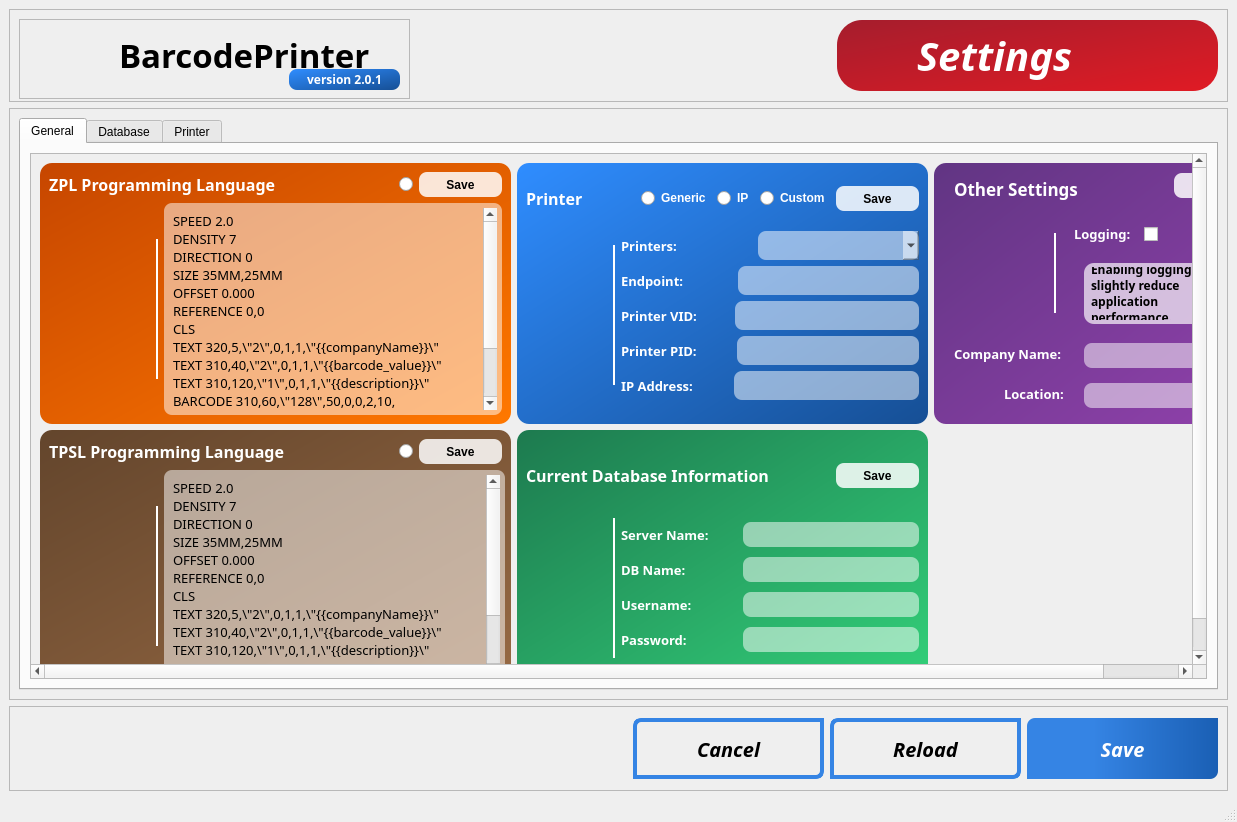
Old version of the form ui/settings3.ui in the repository PersonX-46/BarcodePrinter.
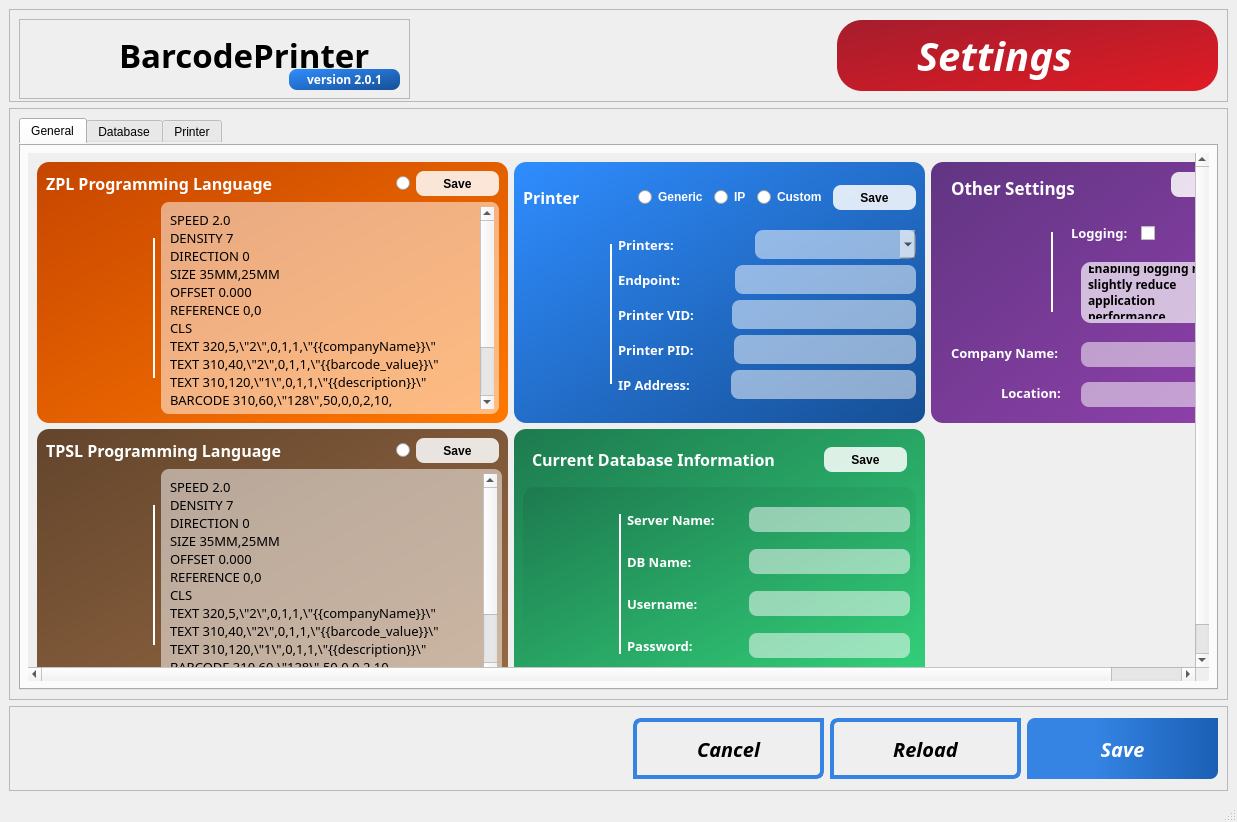
New version of the form. The open tabs and pages were chosen to show the change. Icons and pictures are not drawn.

Commit message: set the default opening tab in the settings3.ui and add drivers and output file

Patch:
```diff
--- a/ui/settings3.ui
+++ b/ui/settings3.ui
@@ -261,6 +261,11 @@
       <layout class="QVBoxLayout" name="verticalLayout_3">
        <item>
         <widget class="QTabWidget" name="tabWidget">
+         <property name="styleSheet">
+          <string notr="true">QTabWidget {
+	border-left: none;
+}</string>
+         </property>
          <property name="currentIndex">
           <number>2</number>
          </property>
@@ -271,6 +276,11 @@
           <layout class="QVBoxLayout" name="verticalLayout_2">
            <item>
             <widget class="QScrollArea" name="scrollArea">
+             <property name="styleSheet">
+              <string notr="true">QScrollArea {
+	border: none;
+}</string>
+             </property>
              <property name="widgetResizable">
               <bool>true</bool>
              </property>
@@ -278,7 +288,7 @@
               <property name="geometry">
                <rect>
                 <x>0</x>
-                <y>0</y>
+                <y>-57</y>
                 <width>1245</width>
                 <height>548</height>
                </rect>
@@ -1655,12 +1665,28 @@
                    </property>
                    <layout class="QVBoxLayout" name="verticalLayout_13">
                     <item>
-                     <layout class="QHBoxLayout" name="horizontalLayout_10">
-                      <property name="sizeConstraint">
-                       <enum>QLayout::SetFixedSize</enum>
+                     <widget class="QFrame" name="frame_23">
+                      <property name="sizePolicy">
+                       <sizepolicy hsizetype="Preferred" vsizetype="Preferred">
+                        <horstretch>0</horstretch>
+                        <verstretch>1</verstretch>
+                       </sizepolicy>
                       </property>
+                      <property name="styleSheet">
+                       <string notr="true">QFrame {
+	background: transparent;
+	border: none;
+}</string>
+                      </property>
+                      <property name="frameShape">
+                       <enum>QFrame::StyledPanel</enum>
+                      </property>
+                      <property name="frameShadow">
+                       <enum>QFrame::Raised</enum>
+                      </property>
+                      <layout class="QHBoxLayout" name="horizontalLayout_34">
                       <item>
-                       <widget class="QLabel" name="label_26">
+                        <widget class="QLabel" name="label_35">
                         <property name="font">
                          <font>
                           <family>Sans Serif</family>
@@ -1688,14 +1714,14 @@
                        </widget>
                       </item>
                       <item>
-                       <spacer name="horizontalSpacer_7">
+                        <spacer name="horizontalSpacer_24">
                         <property name="orientation">
                          <enum>Qt::Horizontal</enum>
                         </property>
                         <property name="sizeHint" stdset="0">
                          <size>
-                          <width>28</width>
-                          <height>20</height>
+                           <width>35</width>
+                           <height>13</height>
                          </size>
                         </property>
                        </spacer>
@@ -1730,9 +1756,23 @@
                        </widget>
                       </item>
                      </layout>
+                     </widget>
                     </item>
                     <item>
-                     <layout class="QHBoxLayout" name="horizontalLayout_25">
+                     <widget class="QFrame" name="frame_25">
+                      <property name="sizePolicy">
+                       <sizepolicy hsizetype="Preferred" vsizetype="Preferred">
+                        <horstretch>0</horstretch>
+                        <verstretch>15</verstretch>
+                       </sizepolicy>
+                      </property>
+                      <property name="frameShape">
+                       <enum>QFrame::StyledPanel</enum>
+                      </property>
+                      <property name="frameShadow">
+                       <enum>QFrame::Raised</enum>
+                      </property>
+                      <layout class="QHBoxLayout" name="horizontalLayout_28">
                       <item>
                        <widget class="QLabel" name="lbl_iconDatabase">
                         <property name="minimumSize">
@@ -1761,7 +1801,7 @@
                        </widget>
                       </item>
                       <item>
-                       <widget class="QFrame" name="frame_14">
+                        <widget class="QFrame" name="frame_22">
                         <property name="minimumSize">
                          <size>
                           <width>2</width>
@@ -1788,7 +1828,7 @@
                        </widget>
                       </item>
                       <item>
-                       <layout class="QVBoxLayout" name="verticalLayout_12">
+                        <layout class="QVBoxLayout" name="verticalLayout_17">
                         <item>
                          <layout class="QHBoxLayout" name="horizontalLayout_12">
                           <item>
@@ -2152,6 +2192,7 @@
                        </layout>
                       </item>
                      </layout>
+                     </widget>
                     </item>
                    </layout>
                   </widget>
```
Left out of the diff: 67 changed lines with no effect on the pictures. Lines whose indentation alone changed are shown as unchanged. The commit also changes 2 other files.
